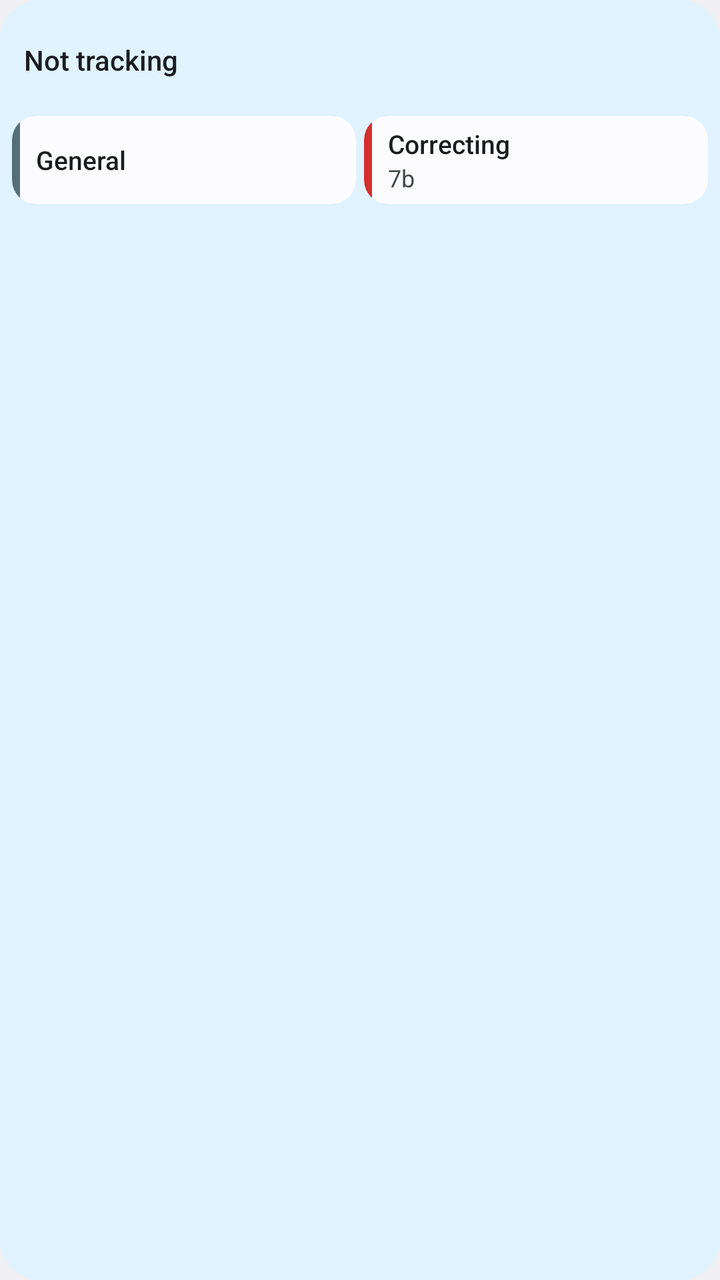
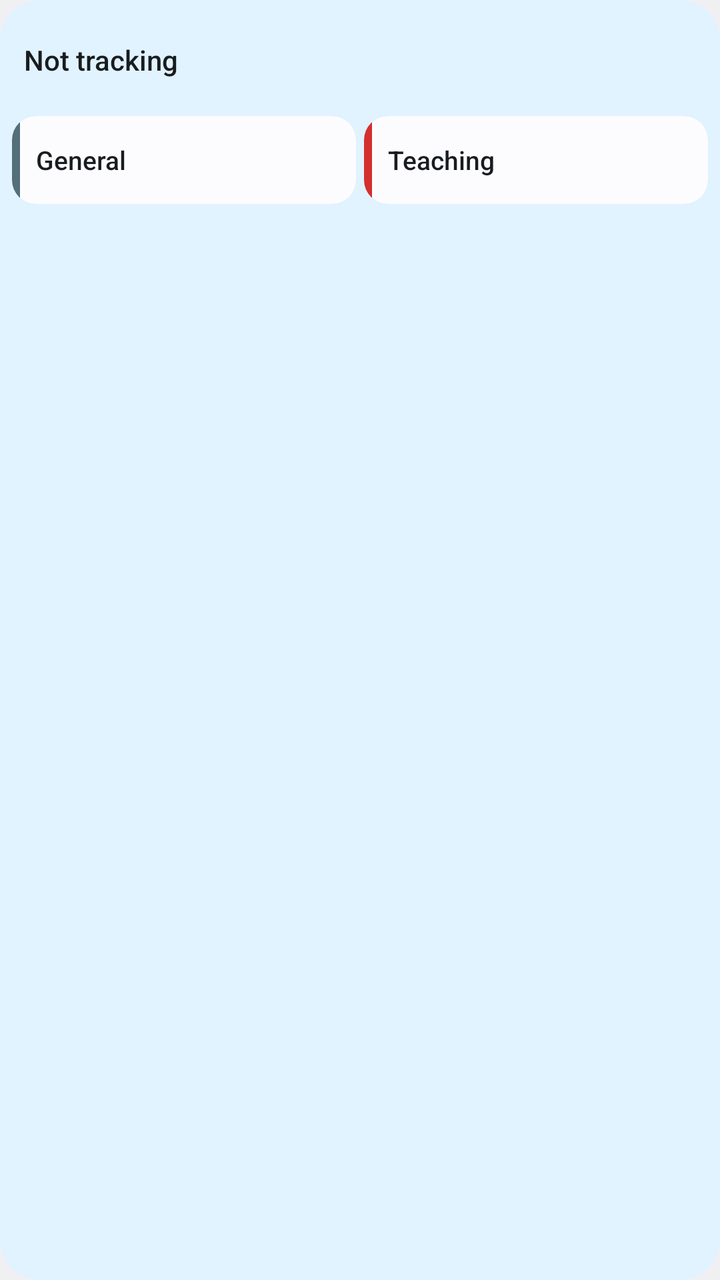

Screens rendered from an Android XML layout before and after an edit, with the pre-edit source and the edit as a unified diff.
<!-- AndroidManifest.xml: application theme Theme.LehrZeit -->
<!-- res/layout/widget_preview.xml -->
<?xml version="1.0" encoding="utf-8"?>
<LinearLayout xmlns:android="http://schemas.android.com/apk/res/android"
    xmlns:tools="http://schemas.android.com/tools"
    android:layout_width="match_parent"
    android:layout_height="match_parent"
    android:background="@drawable/widget_preview_background"
    android:orientation="vertical"
    android:padding="6dp"
    tools:ignore="UnusedAttribute">

    <TextView
        android:layout_width="match_parent"
        android:layout_height="48dp"
        android:fontFamily="sans-serif-medium"
        android:gravity="center_vertical"
        android:paddingHorizontal="6dp"
        android:singleLine="true"
        android:text="@string/track_idle_title"
        android:textColor="@color/widget_on_surface"
        android:textSize="14sp" />

    <LinearLayout
        android:layout_width="match_parent"
        android:layout_height="44dp"
        android:layout_marginTop="4dp"
        android:baselineAligned="false"
        android:orientation="horizontal">

        <LinearLayout
            android:layout_width="0dp"
            android:layout_height="match_parent"
            android:layout_weight="1"
            android:background="@drawable/widget_preview_tile"
            android:clipToOutline="true"
            android:orientation="horizontal">

            <FrameLayout
                android:layout_width="4dp"
                android:layout_height="match_parent"
                android:background="@color/widget_preview_general" />

            <TextView
                android:layout_width="match_parent"
                android:layout_height="match_parent"
                android:fontFamily="sans-serif-medium"
                android:gravity="center_vertical"
                android:paddingHorizontal="8dp"
                android:singleLine="true"
                android:text="@string/activity_general"
                android:textColor="@color/widget_on_surface"
                android:textSize="13sp" />
        </LinearLayout>

        <LinearLayout
            android:layout_width="0dp"
            android:layout_height="match_parent"
            android:layout_marginStart="4dp"
            android:layout_weight="1"
            android:background="@drawable/widget_preview_tile"
            android:clipToOutline="true"
            android:orientation="horizontal">

            <FrameLayout
                android:layout_width="4dp"
                android:layout_height="match_parent"
                android:background="@color/widget_preview_activity" />

            <LinearLayout
                android:layout_width="match_parent"
                android:layout_height="match_parent"
                android:gravity="center_vertical"
                android:orientation="vertical"
                android:paddingHorizontal="8dp">

                <TextView
                    android:layout_width="wrap_content"
                    android:layout_height="wrap_content"
                    android:fontFamily="sans-serif-medium"
                    android:singleLine="true"
                    android:text="@string/widget_preview_activity"
                    android:textColor="@color/widget_on_surface"
                    android:textSize="13sp" />

                <TextView
                    android:layout_width="wrap_content"
                    android:layout_height="wrap_content"
                    android:singleLine="true"
                    android:text="@string/widget_preview_class"
                    android:textColor="@color/widget_on_surface_variant"
                    android:textSize="12sp" />
            </LinearLayout>
        </LinearLayout>
    </LinearLayout>
</LinearLayout>
<!-- resources referenced by this layout -->
<resources>
  <color name="widget_on_surface">#171D1A</color>
  <color name="widget_on_surface_variant">#404944</color>
  <color name="widget_preview_activity">#D32F2F</color>
  <color name="widget_preview_general">#546E7A</color>
  <!-- drawable widget_preview_background (drawable) -->
  <?xml version="1.0" encoding="utf-8"?>
  <shape xmlns:android="http://schemas.android.com/apk/res/android">
      <solid android:color="@color/widget_background" />
      <corners android:radius="20dp" />
  </shape>
  <!-- drawable widget_preview_tile (drawable) -->
  <?xml version="1.0" encoding="utf-8"?>
  <shape xmlns:android="http://schemas.android.com/apk/res/android">
      <solid android:color="@color/widget_surface" />
      <corners android:radius="12dp" />
  </shape>
  <string name="activity_general">General</string>
  <string name="track_idle_title">Not tracking</string>
  <string name="widget_preview_activity">Correcting</string>
  <string name="widget_preview_class" translatable="false">7b</string>
  <style name="Theme.LehrZeit" parent="android:Theme.DeviceDefault.DayNight">
          <item name="android:windowActionBar">false</item>
          <item name="android:windowNoTitle">true</item>
      </style>
  <color name="widget_background">#CEE9DC</color>
  <color name="widget_surface">#F5FBF6</color>
</resources>

<!-- the commit's change to res/layout/widget_preview.xml (unified diff, before → after) -->
@@ -80,14 +80,6 @@
                     android:text="@string/widget_preview_activity"
                     android:textColor="@color/widget_on_surface"
                     android:textSize="13sp" />
-
-                <TextView
-                    android:layout_width="wrap_content"
-                    android:layout_height="wrap_content"
-                    android:singleLine="true"
-                    android:text="@string/widget_preview_class"
-                    android:textColor="@color/widget_on_surface_variant"
-                    android:textSize="12sp" />
             </LinearLayout>
         </LinearLayout>
     </LinearLayout>
<!-- resource entries referenced after the edit -->
@@ -1,7 +1,6 @@
 <!-- resources referenced by this layout -->
 <resources>
   <color name="widget_on_surface">#171D1A</color>
-  <color name="widget_on_surface_variant">#404944</color>
   <color name="widget_preview_activity">#D32F2F</color>
   <color name="widget_preview_general">#546E7A</color>
   <!-- drawable widget_preview_background (drawable) -->
@@ -18,8 +17,7 @@
   </shape>
   <string name="activity_general">General</string>
   <string name="track_idle_title">Not tracking</string>
-  <string name="widget_preview_activity">Correcting</string>
-  <string name="widget_preview_class" translatable="false">7b</string>
+  <string name="widget_preview_activity">Teaching</string>
   <style name="Theme.LehrZeit" parent="android:Theme.DeviceDefault.DayNight">
           <item name="android:windowActionBar">false</item>
           <item name="android:windowNoTitle">true</item>
